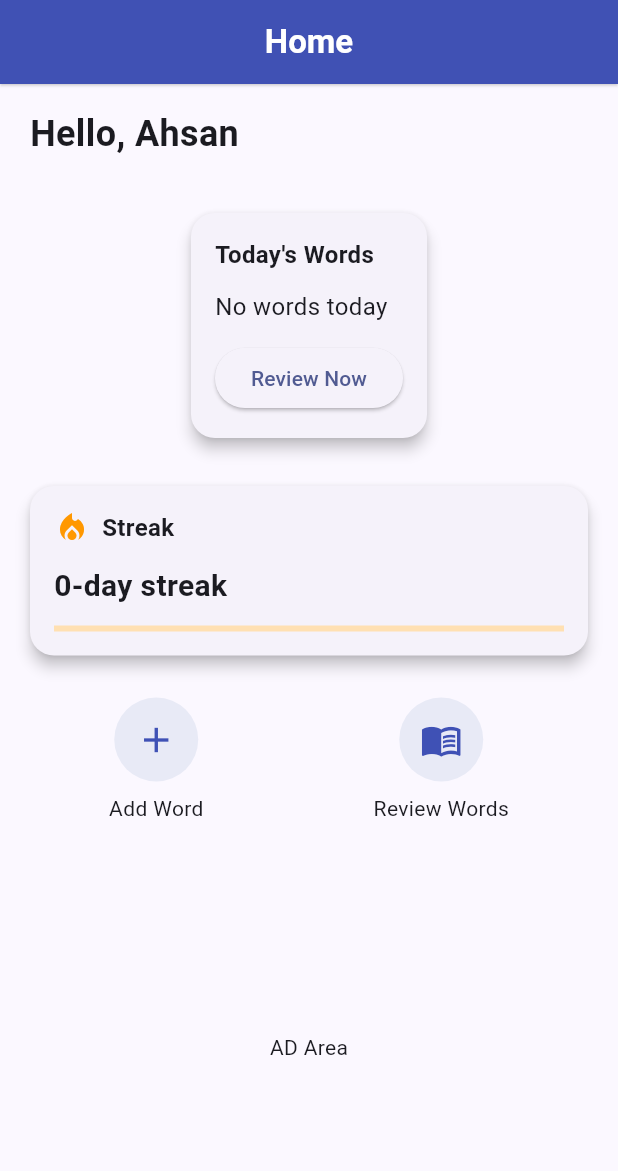
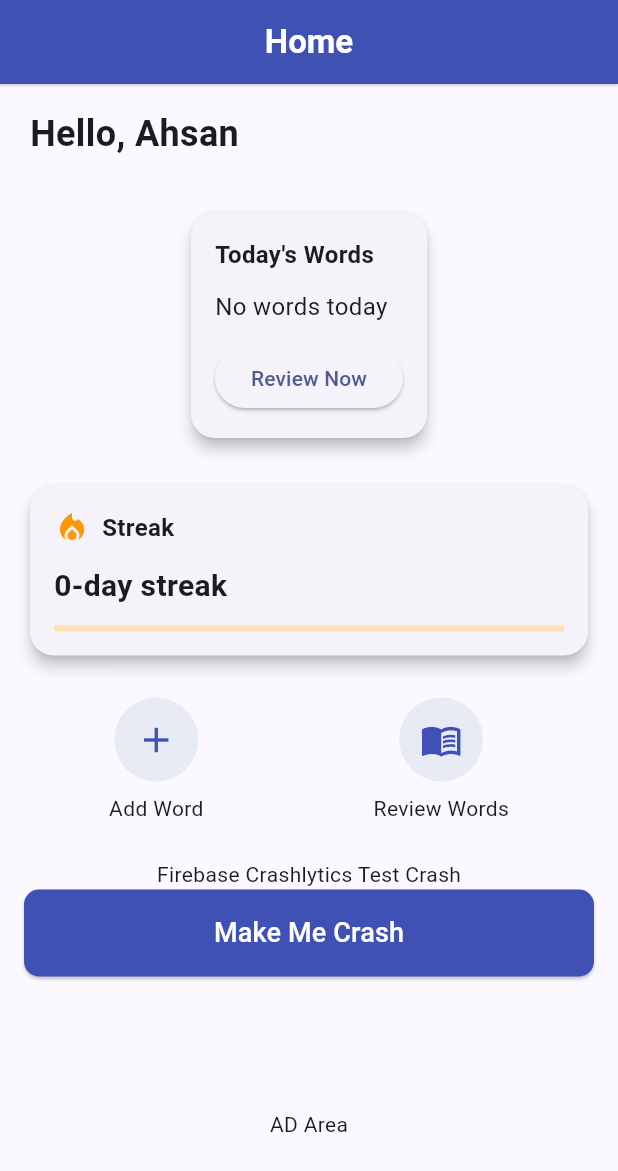
Before and after one commit to m-ahsan-bilal/wordify, a Flutter app: the HomeScreen screen opened by its route, on a phone screen of 412 x 824 dp. Shown: the top 1171 px of the screen. Run offline on Flutter 3.47's test engine with Material 3 defaults, Android fonts, the phone set to English and light mode, and no system bars; our stand-ins replace firebase_core, firebase_crashlytics, flutter_tts, go_router, hive, hive_flutter and 1 more; accounts and stored records are empty; Roboto replaces fonts that are missing (Poppins).

Commit message:
added  crashltyics

```diff
--- /dev/null
+++ b/devtools_options.yaml
@@ -0,0 +1,3 @@
+description: This file stores settings for Dart & Flutter DevTools.
+documentation: https://docs.flutter.dev/tools/devtools/extensions#configure-extension-enablement-states
+extensions:
--- a/lib/view/home_screen.dart
+++ b/lib/view/home_screen.dart
@@ -1,3 +1,4 @@
+import 'package:firebase_crashlytics/firebase_crashlytics.dart';
 import 'package:flutter/material.dart';
 import 'package:go_router/go_router.dart';
 import 'package:word_master/core/local_db/words_service.dart';
@@ -171,6 +172,34 @@ class HomeScreen extends StatelessWidget {
             ),
 
             const SizedBox(height: 24),
+            Text('Firebase Crashlytics Test Crash'),
+            // Crashlytics Test Button
+            SizedBox(
+              width: double.infinity,
+              child: Padding(
+                padding: const EdgeInsets.symmetric(horizontal: 16),
+                child: ElevatedButton(
+                  style: ElevatedButton.styleFrom(
+                    padding: const EdgeInsets.symmetric(vertical: 16),
+                    shape: RoundedRectangleBorder(
+                      borderRadius: BorderRadius.circular(10),
+                    ),
+                    backgroundColor: Colors.indigo,
+                    foregroundColor: Colors.white,
+                  ),
+                  onPressed: () {
+                    debugPrint('Crash button pressed..............');
+                    // Trigger a test crash
+                    FirebaseCrashlytics.instance.crash();
+                  },
+                  child: const Text(
+                    'Make Me Crash',
+                    style: TextStyle(fontSize: 18),
+                  ),
+                ),
+              ),
+            ),
+            const SizedBox(height: 24),
 
             // Placeholder for future content
             const Expanded(child: Center(child: Text('AD Area'))),
--- a/pubspec.yaml
+++ b/pubspec.yaml
@@ -41,6 +41,8 @@ dependencies:
   flutter_tts: ^4.2.3
   intl: ^0.20.2
   provider: ^6.1.5+1
+  firebase_core: ^4.2.1
+  firebase_crashlytics: ^5.0.4
 
 dev_dependencies:
   flutter_test:
```
Also changed, not shown: lib/main.dart (+15 -1 lines), firebase.json (added), lib/firebase_options.dart (added), pubspec.lock, 3 other files.
